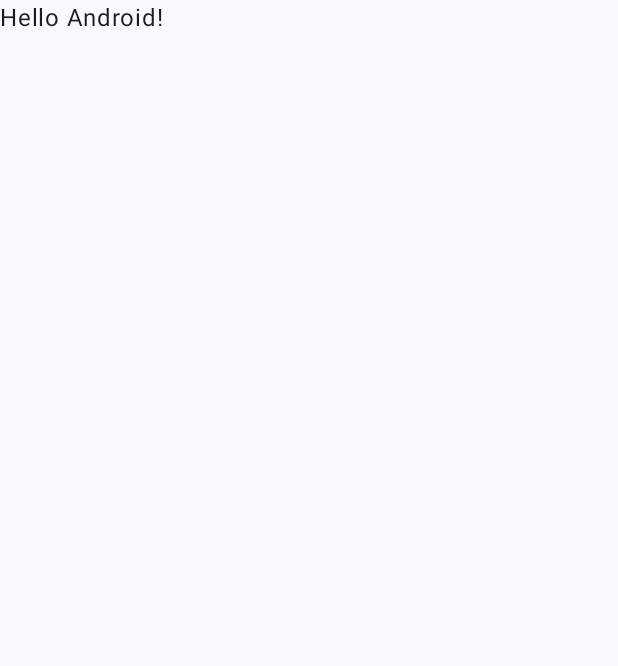
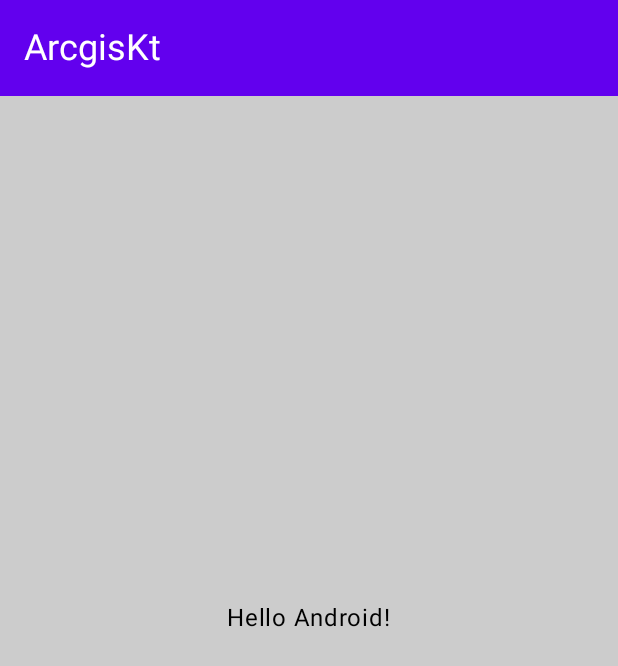
Before and after one commit to OhhTuRnz/MAD_2024, an Android app built with Jetpack Compose: the screen it shows after launch (MainActivity), on a phone screen of 412 x 824 dp. Before the commit the part shown is almost empty. Shown: the top 666 px of the screen. Run offline under Robolectric (Android 15) with nearby library versions, the phone set to English and light mode, and no system bars.

Commit message:
Hello World functionality. Home Page.

```diff
--- a/app/src/main/java/com/example/mad_2024_app/MainActivity.kt
+++ b/app/src/main/java/com/example/mad_2024_app/MainActivity.kt
@@ -1,5 +1,6 @@
 package com.example.mad_2024_app
 
+import androidx.compose.ui.graphics.Color
 import android.os.Bundle
 import androidx.activity.ComponentActivity
 import androidx.activity.compose.setContent
@@ -12,26 +13,69 @@ import androidx.compose.ui.Modifier
 import androidx.compose.ui.tooling.preview.Preview
 import com.example.mad_2024_app.ui.theme.MAD_2024_AppTheme
 
+import androidx.compose.foundation.layout.*
+import androidx.compose.foundation.shape.RoundedCornerShape
+import androidx.compose.material3.Surface
+import androidx.compose.material3.Text
+import androidx.compose.ui.Alignment
+import androidx.compose.ui.unit.dp
+
+val PurpleColor = Color(0xFF6200EE)
+
 class MainActivity : ComponentActivity() {
     override fun onCreate(savedInstanceState: Bundle?) {
         super.onCreate(savedInstanceState)
         setContent {
             MAD_2024_AppTheme {
-                // A surface container using the 'background' color from the theme
-                Surface(modifier = Modifier.fillMaxSize(), color = MaterialTheme.colorScheme.background) {
-                    Greeting("Android")
-                }
+                MyAppContent()
             }
         }
     }
 }
 
 @Composable
+fun MyAppContent() {
+    Surface(
+        modifier = Modifier.fillMaxSize(),
+        color = Color.LightGray
+    ) {
+        Column(
+            modifier = Modifier.fillMaxSize(),
+            verticalArrangement = Arrangement.Top,
+            horizontalAlignment = Alignment.CenterHorizontally
+        ) {
+            Header(headerColor = PurpleColor)
+        }
+        Spacer(modifier = Modifier.height(16.dp))
+        Greeting(name = "Android")
+    }
+}
+
+@Composable
+fun Header(headerColor: Color) {
+    Surface(
+        color = headerColor,
+        modifier = Modifier.fillMaxWidth()
+    ) {
+        Text(
+            text = "ArcgisKt",
+            color = Color.White,
+            style = MaterialTheme.typography.headlineSmall,
+            modifier = Modifier.padding(16.dp)
+        )
+    }
+}
+
+@Composable
 fun Greeting(name: String, modifier: Modifier = Modifier) {
-    Text(
+    Box(
+        contentAlignment = Alignment.Center
+    ) {
+        Text(
             text = "Hello $name!",
-            modifier = modifier
-    )
+            modifier = modifier,
+        )
+    }
 }
 
 @Preview(showBackground = true)
```
